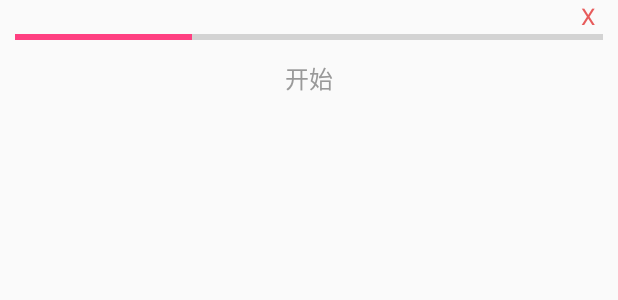
After one commit to lemontor/live, an Android app: the layout layout_notification.xml on its own in the app's theme, with its tools: preview values and no code run, on a phone screen of 412 x 824 dp. The commit adds this screen. Shown: the top 300 px of the screen. Run offline under Robolectric (Android 15) with nearby library versions, the phone set to English and light mode, and no system bars; network calls fail.

```diff
--- a/Live/app/src/main/AndroidManifest.xml
+++ b/Live/app/src/main/AndroidManifest.xml
@@ -64,6 +64,7 @@
             android:screenOrientation="portrait"/>
         <receiver android:name=".NetWork.NetWorkStateReceiver"/>
         <activity android:name=".video.VideoUpLoad"/>
+        <service android:name=".video.UpLoadService"/>
 
 
 
--- a/Live/app/src/main/java/com/example/user/live/MainActivity.java
+++ b/Live/app/src/main/java/com/example/user/live/MainActivity.java
@@ -79,8 +79,8 @@ public class MainActivity extends AppCompatActivity {
         WebAppInterface webAppInterface = new WebAppInterface(this);
         mWebView.addJavascriptInterface(webAppInterface,"Android");
 
-        AppInterface appInterface = new AppInterface(this);
-        mWebView.addJavascriptInterface(appInterface,"Android");
+//        AppInterface appInterface = new AppInterface(this);
+//        mWebView.addJavascriptInterface(appInterface,"Android");
 
         mWebView.loadUrl(targetUrl);
         mWebView.setWebViewClient(new WebViewClient(){
--- a/Live/app/src/main/java/com/example/user/live/live/LiveCameraActivity.java
+++ b/Live/app/src/main/java/com/example/user/live/live/LiveCameraActivity.java
@@ -284,7 +284,6 @@ public class LiveCameraActivity extends Activity implements View.OnClickListener
         if (bundle != null) {
             pushUrl = bundle.getString("pushUrl");
             Log.e("tag_pushUrl===", pushUrl + "");
-            pushUrl = "rtmp://live.cn-north-1.myhuaweicloud.com/live/591BBEBB8AEC4821A3DF7D8C2A6A3656";
             liveId = bundle.getString("liveId");
             teacherName = bundle.getString("teacherName");
             img = bundle.getString("img");
--- a/Live/app/src/main/java/com/example/user/live/utils/ConstantUtils.java
+++ b/Live/app/src/main/java/com/example/user/live/utils/ConstantUtils.java
@@ -4,8 +4,8 @@ package com.example.user.live.utils;
  * Created by user on 2018/1/8.
  */
 public class ConstantUtils {
-//    public static final String BASE_URL = "http://210.12.56.75:8777";
-    public static final String BASE_URL = "http://study.huatec.com";  //测试地址
+    public static final String BASE_URL = "http://210.12.56.75:8777";
+//    public static final String BASE_URL = "http://study.huatec.com";  //测试地址
 
     //根据直播id查询评论列表（直播中的评论查询）需4条
     public static final String GET_CONTENT_PERSON_COUNT = BASE_URL + "/message/directVideoComment/H5commentList";
--- a/Live/app/src/main/java/com/example/user/live/video/adapter/VideoGvAdapter.java
+++ b/Live/app/src/main/java/com/example/user/live/video/adapter/VideoGvAdapter.java
@@ -88,13 +88,13 @@ public class VideoGvAdapter extends BaseAdapter {
             public void onClick(View view) {
                 Log.e("tag_poi",i+"");
                 if(entityList.get(i).isChose()){//已选过
-                    finalViewHolderPic.ivChose.setImageResource(R.mipmap.group);
+                    finalViewHolderPic.ivChose.setImageResource(R.mipmap.oval);
                     entityList.get(i).setChose(false);
                     if(onChoseListener != null){
                         onChoseListener.onChose(i,false);
                     }
                 }else{//未选过
-                    finalViewHolderPic.ivChose.setImageResource(R.mipmap.oval);
+                    finalViewHolderPic.ivChose.setImageResource(R.mipmap.group);
                     entityList.get(i).setChose(true);
                     if(onChoseListener != null){
                         onChoseListener.onChose(i,true);
--- a/Live/app/src/main/java/com/example/user/live/video/entity/VideoEntity.java
+++ b/Live/app/src/main/java/com/example/user/live/video/entity/VideoEntity.java
@@ -99,12 +99,13 @@ public class VideoEntity implements Serializable ,Comparator<VideoEntity>{
         return "VideoEntity{" +
                 "title='" + title + '\'' +
                 ", path='" + path + '\'' +
-                ", duration=" + duration +
+                ", duration='" + duration + '\'' +
                 ", thumbPath='" + thumbPath + '\'' +
                 ", len=" + len +
                 ", createDate=" + createDate +
                 ", size='" + size + '\'' +
-                ", timeStatus=" + timeStatus +
+                ", timeStatus='" + timeStatus + '\'' +
+                ", isChose=" + isChose +
                 '}';
     }
 
--- /dev/null
+++ b/Live/app/src/main/res/layout/layout_notification.xml
@@ -0,0 +1,41 @@
+<?xml version="1.0" encoding="utf-8"?>
+<RelativeLayout xmlns:android="http://schemas.android.com/apk/res/android"
+    android:orientation="vertical" android:layout_width="match_parent"
+    android:layout_height="match_parent"
+    android:paddingRight="@dimen/dimen_20"
+    android:paddingLeft="@dimen/dimen_20"
+    >
+    <ProgressBar
+        android:id="@+id/pro"
+        android:layout_width="match_parent"
+        android:layout_height="10dp"
+        style="@style/Widget.AppCompat.ProgressBar.Horizontal"
+        android:max="100"
+        android:layout_marginTop="@dimen/dimen_40"
+        android:progress="30"
+        />
+
+    <TextView
+        android:id="@+id/tv_dismiss"
+        android:layout_width="wrap_content"
+        android:layout_height="wrap_content"
+        android:text="X"
+        android:layout_alignParentRight="true"
+        android:layout_alignParentTop="true"
+        android:textSize="@dimen/text_size_30"
+        android:paddingRight="@dimen/dimen_10"
+        android:textColor="@color/color_E75B5B"/>
+
+    <TextView
+        android:id="@+id/tv_start"
+        android:layout_width="match_parent"
+        android:layout_height="wrap_content"
+        android:layout_below="@+id/pro"
+        android:paddingTop="@dimen/dimen_20"
+        android:paddingBottom="@dimen/dimen_20"
+        android:text="开始"
+        android:textColor="@color/color_999999"
+        android:gravity="center"
+        android:textSize="@dimen/text_size_32"/>
+
+</RelativeLayout>
```
Also changed, not shown: Live/app/src/main/java/com/example/user/live/video/UpLoadService.java (added, +110 -0 lines), Live/app/src/main/java/com/example/user/live/video/VideoList.java (+31 -2 lines), Live/app/src/main/java/com/example/user/live/video/VideoUpLoad.java (+19 -0 lines), Live/app/src/main/java/com/example/user/live/video/entity/FromActivityEventBean.java (added, +10 -0 lines), Live/app/src/main/java/com/example/user/live/video/entity/VideoTotalEntity.java (+11 -1 lines).
